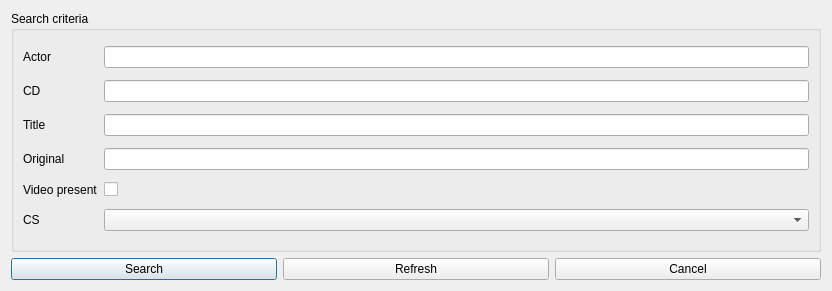
This is pordb_suchen.ui in hwmay/pordb3 as Qt 5 draws it before an edit. The edited form follows.
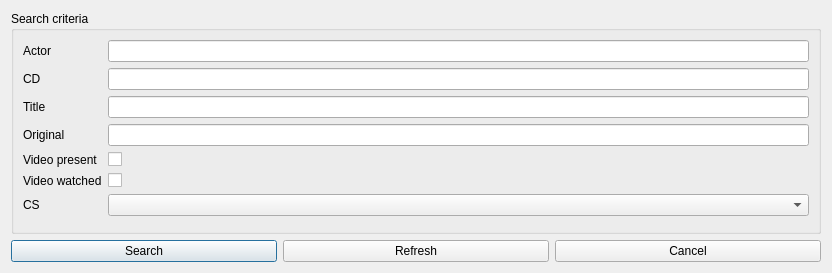
This is the edited form. Icons and pictures are not drawn.

Commit message: Video watched added in search screen

Patch:
```diff
--- a/pordb_suchen.ui
+++ b/pordb_suchen.ui
@@ -7,7 +7,7 @@
     <x>0</x>
     <y>0</y>
     <width>832</width>
-    <height>291</height>
+    <height>273</height>
    </rect>
   </property>
   <property name="windowTitle">
@@ -17,14 +17,14 @@
    <iconset>
     <normaloff>pypordb/8027068_splash.png</normaloff>pypordb/8027068_splash.png</iconset>
   </property>
+  <layout class="QGridLayout" name="gridLayout_2">
+   <item row="0" column="0">
   <layout class="QVBoxLayout" name="verticalLayout">
    <item>
     <widget class="QGroupBox" name="groupBox">
      <property name="title">
       <string>Search criteria</string>
      </property>
-     <layout class="QHBoxLayout" name="horizontalLayout">
-      <item>
        <layout class="QGridLayout" name="gridLayout">
         <item row="0" column="0">
          <widget class="QLabel" name="label">
@@ -109,13 +109,27 @@
          </widget>
         </item>
         <item row="5" column="0">
+         <widget class="QLabel" name="label_7">
+          <property name="text">
+           <string>Video watched</string>
+          </property>
+         </widget>
+        </item>
+        <item row="5" column="1">
+         <widget class="QCheckBox" name="checkBoxWatched">
+          <property name="text">
+           <string/>
+          </property>
+         </widget>
+        </item>
+        <item row="6" column="0">
          <widget class="QLabel" name="label_6">
           <property name="text">
            <string>CS</string>
           </property>
          </widget>
         </item>
-        <item row="5" column="1">
+        <item row="6" column="1">
          <widget class="QComboBox" name="comboBoxCS">
           <property name="maximumSize">
            <size>
@@ -189,12 +203,10 @@
          </widget>
         </item>
        </layout>
-      </item>
-     </layout>
     </widget>
    </item>
    <item>
-    <layout class="QHBoxLayout">
+      <layout class="QHBoxLayout" name="horizontalLayout">
      <item>
       <widget class="QPushButton" name="pushButtonSuchen">
        <property name="toolTip">
@@ -233,6 +245,8 @@
         <string>Cancel</string>
        </property>
       </widget>
+       </item>
+      </layout>
      </item>
     </layout>
    </item>
```
Lines whose indentation alone changed are shown as unchanged. The commit also changes 5 other files.
